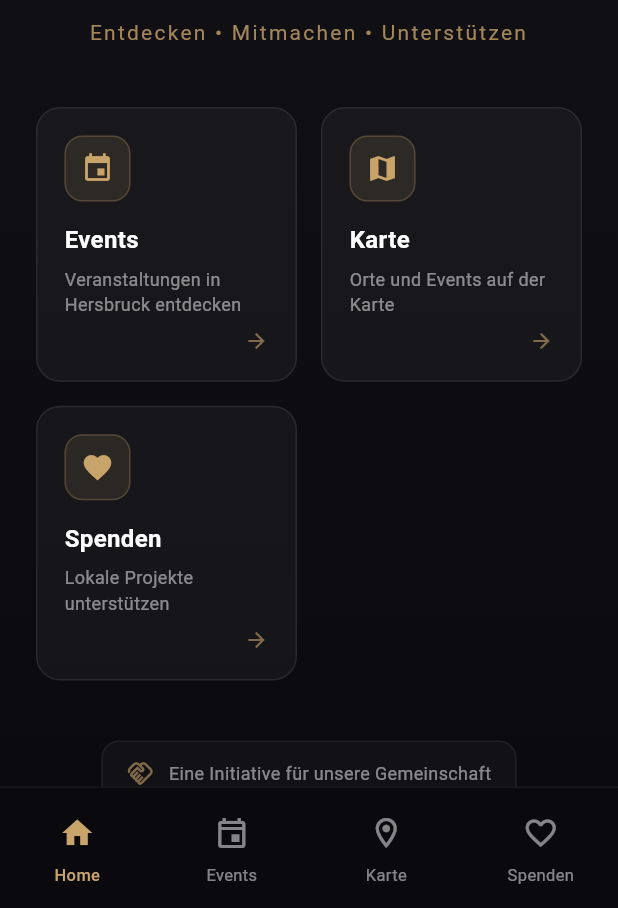
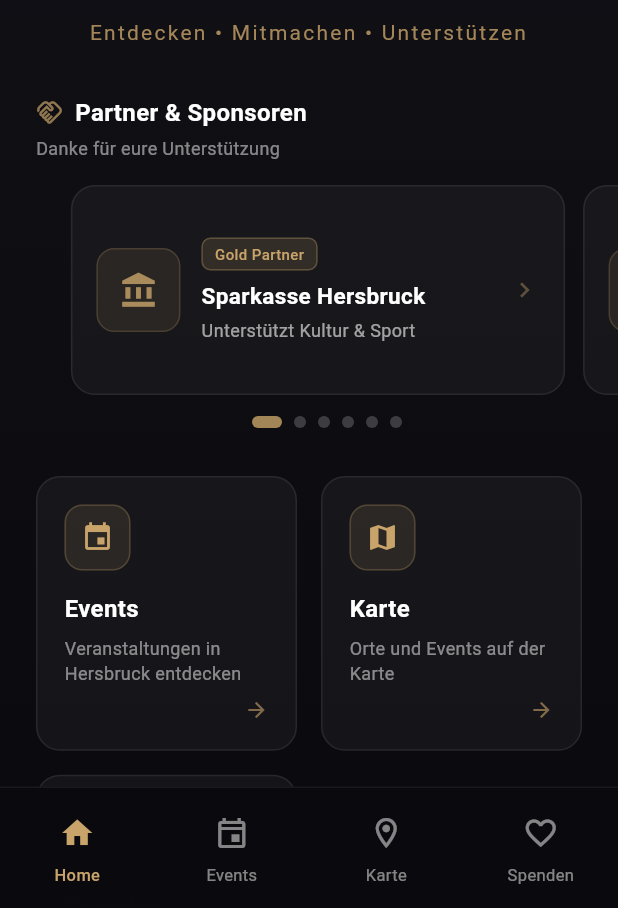
Before and after one commit to Avaron165/hersbruck_together, a Flutter app: the screen it shows after launch, on a phone screen of 412 x 824 dp, the part 328-1236 px from its top. Run offline on Flutter 3.47's test engine with Material 3 defaults, Android fonts, the phone set to English and light mode, and no system bars; our stand-ins replace flutter_map, latlong2.

Commit message:
feat: add premium sponsor carousel to Start Page
- Create Sponsor model with tier enum (Gold Partner, Partner, Förderer)
- Add 6 demo sponsors with icons, taglines, and descriptions
- Create SponsorCarousel widget with:
  - Horizontal PageView with 88% viewport fraction (next card peek)
  - Animated pagination dots with gold accent
  - Glass/outline card styling consistent with app theme
  - Tier badges with gold styling for Gold Partners
- Add sponsor detail bottom sheet modal on tap
- Place carousel prominently below header on Start Page
- Section header: "Partner & Sponsoren" with subtitle

https://claude.ai/code/session_014eH28KmCkrcKcGwXnCTFem

```diff
--- /dev/null
+++ b/lib/features/start/models/sponsor.dart
@@ -0,0 +1,96 @@
+import 'package:flutter/material.dart';
+
+enum SponsorTier {
+  gold,
+  partner,
+  supporter,
+}
+
+class Sponsor {
+  final String id;
+  final String name;
+  final String tagline;
+  final SponsorTier tier;
+  final String description;
+  final IconData icon;
+  final String? imageUrl;
+
+  const Sponsor({
+    required this.id,
+    required this.name,
+    required this.tagline,
+    required this.tier,
+    required this.description,
+    required this.icon,
+    this.imageUrl,
+  });
+
+  String get tierLabel {
+    switch (tier) {
+      case SponsorTier.gold:
+        return 'Gold Partner';
+      case SponsorTier.partner:
+        return 'Partner';
+      case SponsorTier.supporter:
+        return 'Förderer';
+    }
+  }
+}
+
+/// Demo sponsors for the carousel
+final List<Sponsor> demoSponsors = [
+  const Sponsor(
+    id: '1',
+    name: 'Sparkasse Hersbruck',
+    tagline: 'Unterstützt Kultur & Sport',
+    tier: SponsorTier.gold,
+    description:
+        'Die Sparkasse Hersbruck engagiert sich seit vielen Jahren für das kulturelle und sportliche Leben in unserer Region. Als verlässlicher Partner fördern wir lokale Vereine und Initiativen.',
+    icon: Icons.account_balance,
+  ),
+  const Sponsor(
+    id: '2',
+    name: 'Bäckerei Schmidt',
+    tagline: 'Tradition seit 1923',
+    tier: SponsorTier.partner,
+    description:
+        'Handwerkliche Backkunst aus Hersbruck. Wir backen mit Liebe und regionalen Zutaten für unsere Gemeinschaft.',
+    icon: Icons.bakery_dining,
+  ),
+  const Sponsor(
+    id: '3',
+    name: 'Café am Markt',
+    tagline: 'Ihr Treffpunkt in der Altstadt',
+    tier: SponsorTier.partner,
+    description:
+        'Genießen Sie Kaffee und hausgemachte Kuchen mit Blick auf den historischen Marktplatz. Ein Ort der Begegnung.',
+    icon: Icons.local_cafe,
+  ),
+  const Sponsor(
+    id: '4',
+    name: 'Autohaus Müller',
+    tagline: 'Mobilität für die Region',
+    tier: SponsorTier.gold,
+    description:
+        'Seit über 40 Jahren Ihr kompetenter Partner für Fahrzeuge aller Art. Service, Beratung und Zuverlässigkeit.',
+    icon: Icons.directions_car,
+  ),
+  const Sponsor(
+    id: '5',
+    name: 'Physio Vital',
+    tagline: 'Gesundheit & Wohlbefinden',
+    tier: SponsorTier.supporter,
+    description:
+        'Physiotherapie und Wellness im Herzen von Hersbruck. Wir bringen Sie wieder in Bewegung.',
+    icon: Icons.spa,
+  ),
+  const Sponsor(
+    id: '6',
+    name: 'Brauerei Fränkisch',
+    tagline: 'Bierkultur aus der Heimat',
+    tier: SponsorTier.partner,
+    description:
+        'Fränkische Brautradition trifft auf moderne Kreativität. Unsere Biere werden mit Liebe und nach altem Rezept gebraut.',
+    icon: Icons.sports_bar,
+  ),
+];
--- a/lib/features/start/start_page.dart
+++ b/lib/features/start/start_page.dart
@@ -1,9 +1,11 @@
 import 'package:flutter/material.dart';
 import 'package:hersbruck_together/app/theme.dart';
+import 'package:hersbruck_together/features/start/models/sponsor.dart';
 import 'package:hersbruck_together/features/start/widgets/feature_tile.dart';
+import 'package:hersbruck_together/features/start/widgets/sponsor_carousel.dart';
 
 /// Start Page content widget - used as the Home tab in the main shell.
-/// Displays app branding, logo, and navigation tiles to other tabs.
+/// Displays app branding, logo, sponsor carousel, and navigation tiles.
 class StartPageContent extends StatelessWidget {
   final void Function(int tabIndex) onSelectTab;
 
@@ -16,16 +18,26 @@ class StartPageContent extends StatelessWidget {
   Widget build(BuildContext context) {
     return CustomScrollView(
       slivers: [
+        // Header with logo and title
         SliverToBoxAdapter(
           child: Padding(
             padding: const EdgeInsets.fromLTRB(24, 48, 24, 0),
             child: _buildHeader(),
           ),
         ),
+        // Sponsor carousel
+        SliverToBoxAdapter(
+          child: Padding(
+            padding: const EdgeInsets.fromLTRB(24, 32, 0, 0),
+            child: SponsorCarousel(sponsors: demoSponsors),
+          ),
+        ),
+        // Navigation tiles
         SliverPadding(
-          padding: const EdgeInsets.fromLTRB(24, 40, 24, 40),
+          padding: const EdgeInsets.fromLTRB(24, 32, 24, 40),
           sliver: _buildTileGrid(),
         ),
+        // Footer
         SliverToBoxAdapter(
           child: Padding(
             padding: const EdgeInsets.fromLTRB(24, 0, 24, 100),
--- /dev/null
+++ b/lib/features/start/widgets/sponsor_carousel.dart
@@ -0,0 +1,413 @@
+import 'package:flutter/material.dart';
+import 'package:hersbruck_together/app/theme.dart';
+import 'package:hersbruck_together/features/start/models/sponsor.dart';
+
+/// Premium sponsor carousel with horizontal paging and pagination dots.
+class SponsorCarousel extends StatefulWidget {
+  final List<Sponsor> sponsors;
+
+  const SponsorCarousel({
+    super.key,
+    required this.sponsors,
+  });
+
+  @override
+  State<SponsorCarousel> createState() => _SponsorCarouselState();
+}
+
+class _SponsorCarouselState extends State<SponsorCarousel> {
+  late final PageController _pageController;
+  int _currentPage = 0;
+
+  @override
+  void initState() {
+    super.initState();
+    _pageController = PageController(viewportFraction: 0.88);
+  }
+
+  @override
+  void dispose() {
+    _pageController.dispose();
+    super.dispose();
+  }
+
+  void _showSponsorDetail(BuildContext context, Sponsor sponsor) {
+    showModalBottomSheet<void>(
+      context: context,
+      backgroundColor: Colors.transparent,
+      isScrollControlled: true,
+      builder: (context) => _SponsorDetailSheet(sponsor: sponsor),
+    );
+  }
+
+  @override
+  Widget build(BuildContext context) {
+    return Column(
+      crossAxisAlignment: CrossAxisAlignment.start,
+      children: [
+        // Section header
+        _buildSectionHeader(),
+        const SizedBox(height: 16),
+        // Carousel
+        SizedBox(
+          height: 140,
+          child: PageView.builder(
+            controller: _pageController,
+            onPageChanged: (index) {
+              setState(() {
+                _currentPage = index;
+              });
+            },
+            itemCount: widget.sponsors.length,
+            itemBuilder: (context, index) {
+              return Padding(
+                padding: const EdgeInsets.only(right: 12),
+                child: _SponsorCard(
+                  sponsor: widget.sponsors[index],
+                  onTap: () => _showSponsorDetail(context, widget.sponsors[index]),
+                ),
+              );
+            },
+          ),
+        ),
+        const SizedBox(height: 14),
+        // Pagination dots
+        _buildPaginationDots(),
+      ],
+    );
+  }
+
+  Widget _buildSectionHeader() {
+    return Column(
+      crossAxisAlignment: CrossAxisAlignment.start,
+      children: [
+        Row(
+          children: [
+            Icon(
+              Icons.handshake_outlined,
+              size: 18,
+              color: goldAccent.withValues(alpha: 0.7),
+            ),
+            const SizedBox(width: 8),
+            const Text(
+              'Partner & Sponsoren',
+              style: TextStyle(
+                fontSize: 16,
+                fontWeight: FontWeight.w600,
+                color: Colors.white,
+              ),
+            ),
+          ],
+        ),
+        const SizedBox(height: 4),
+        Text(
+          'Danke für eure Unterstützung',
+          style: TextStyle(
+            fontSize: 12,
+            color: Colors.white.withValues(alpha: 0.5),
+          ),
+        ),
+      ],
+    );
+  }
+
+  Widget _buildPaginationDots() {
+    return Row(
+      mainAxisAlignment: MainAxisAlignment.center,
+      children: List.generate(
+        widget.sponsors.length,
+        (index) => AnimatedContainer(
+          duration: const Duration(milliseconds: 200),
+          margin: const EdgeInsets.symmetric(horizontal: 4),
+          width: _currentPage == index ? 20 : 8,
+          height: 8,
+          decoration: BoxDecoration(
+            borderRadius: BorderRadius.circular(4),
+            color: _currentPage == index
+                ? goldAccent.withValues(alpha: 0.8)
+                : Colors.white.withValues(alpha: 0.2),
+          ),
+        ),
+      ),
+    );
+  }
+}
+
+/// Individual sponsor card with glass/outline styling.
+class _SponsorCard extends StatelessWidget {
+  final Sponsor sponsor;
+  final VoidCallback onTap;
+
+  const _SponsorCard({
+    required this.sponsor,
+    required this.onTap,
+  });
+
+  @override
+  Widget build(BuildContext context) {
+    return Material(
+      color: Colors.transparent,
+      child: InkWell(
+        onTap: onTap,
+        borderRadius: BorderRadius.circular(16),
+        splashColor: goldAccent.withValues(alpha: 0.1),
+        highlightColor: goldAccent.withValues(alpha: 0.05),
+        child: Container(
+          padding: const EdgeInsets.all(16),
+          decoration: BoxDecoration(
+            borderRadius: BorderRadius.circular(16),
+            color: Colors.white.withValues(alpha: 0.04),
+            border: Border.all(
+              color: Colors.white.withValues(alpha: 0.08),
+              width: 1,
+            ),
+          ),
+          child: Row(
+            children: [
+              // Logo/icon area
+              _buildLogoArea(),
+              const SizedBox(width: 14),
+              // Content
+              Expanded(
+                child: Column(
+                  crossAxisAlignment: CrossAxisAlignment.start,
+                  mainAxisAlignment: MainAxisAlignment.center,
+                  children: [
+                    // Tier badge
+                    _buildTierBadge(),
+                    const SizedBox(height: 6),
+                    // Sponsor name
+                    Text(
+                      sponsor.name,
+                      style: const TextStyle(
+                        fontSize: 15,
+                        fontWeight: FontWeight.w600,
+                        color: Colors.white,
+                      ),
+                      maxLines: 1,
+                      overflow: TextOverflow.ellipsis,
+                    ),
+                    const SizedBox(height: 4),
+                    // Tagline
+                    Text(
+                      sponsor.tagline,
+                      style: TextStyle(
+                        fontSize: 12,
+                        color: Colors.white.withValues(alpha: 0.6),
+                      ),
+                      maxLines: 2,
+                      overflow: TextOverflow.ellipsis,
+                    ),
+                  ],
+                ),
+              ),
+              // Arrow hint
+              Icon(
+                Icons.chevron_right,
+                size: 20,
+                color: goldAccent.withValues(alpha: 0.4),
+              ),
+            ],
+          ),
+        ),
+      ),
+    );
+  }
+
+  Widget _buildLogoArea() {
+    return Container(
+      width: 56,
+      height: 56,
+      decoration: BoxDecoration(
+        borderRadius: BorderRadius.circular(12),
+        color: goldAccent.withValues(alpha: 0.1),
+        border: Border.all(
+          color: goldAccent.withValues(alpha: 0.2),
+          width: 1,
+        ),
+      ),
+      child: Icon(
+        sponsor.icon,
+        size: 26,
+        color: goldAccent.withValues(alpha: 0.8),
+      ),
+    );
+  }
+
+  Widget _buildTierBadge() {
+    final isGold = sponsor.tier == SponsorTier.gold;
+    return Container(
+      padding: const EdgeInsets.symmetric(horizontal: 8, vertical: 3),
+      decoration: BoxDecoration(
+        borderRadius: BorderRadius.circular(6),
+        color: isGold
+            ? goldAccent.withValues(alpha: 0.15)
+            : Colors.white.withValues(alpha: 0.06),
+        border: Border.all(
+          color: isGold
+              ? goldAccent.withValues(alpha: 0.3)
+              : Colors.white.withValues(alpha: 0.1),
+          width: 1,
+        ),
+      ),
+      child: Text(
+        sponsor.tierLabel,
+        style: TextStyle(
+          fontSize: 10,
+          fontWeight: FontWeight.w500,
+          color: isGold ? goldAccent : Colors.white.withValues(alpha: 0.6),
+        ),
+      ),
+    );
+  }
+}
+
+/// Bottom sheet for sponsor details.
+class _SponsorDetailSheet extends StatelessWidget {
+  final Sponsor sponsor;
+
+  const _SponsorDetailSheet({required this.sponsor});
+
+  @override
+  Widget build(BuildContext context) {
+    return Container(
+      margin: const EdgeInsets.all(16),
+      decoration: BoxDecoration(
+        borderRadius: BorderRadius.circular(24),
+        color: const Color(0xFF1a1a1e),
+        border: Border.all(
+          color: Colors.white.withValues(alpha: 0.1),
+          width: 1,
+        ),
+      ),
+      child: Column(
+        mainAxisSize: MainAxisSize.min,
+        children: [
+          // Handle bar
+          Container(
+            margin: const EdgeInsets.only(top: 12),
+            width: 40,
+            height: 4,
+            decoration: BoxDecoration(
+              borderRadius: BorderRadius.circular(2),
+              color: Colors.white.withValues(alpha: 0.2),
+            ),
+          ),
+          Padding(
+            padding: const EdgeInsets.all(24),
+            child: Column(
+              children: [
+                // Logo
+                Container(
+                  width: 72,
+                  height: 72,
+                  decoration: BoxDecoration(
+                    borderRadius: BorderRadius.circular(16),
+                    color: goldAccent.withValues(alpha: 0.12),
+                    border: Border.all(
+                      color: goldAccent.withValues(alpha: 0.25),
+                      width: 1.5,
+                    ),
+                  ),
+                  child: Icon(
+                    sponsor.icon,
+                    size: 34,
+                    color: goldAccent,
+                  ),
+                ),
+                const SizedBox(height: 16),
+                // Tier badge
+                _buildTierBadge(),
+                const SizedBox(height: 12),
+                // Name
+                Text(
+                  sponsor.name,
+                  style: const TextStyle(
+                    fontSize: 20,
+                    fontWeight: FontWeight.bold,
+                    color: Colors.white,
+                  ),
+                  textAlign: TextAlign.center,
+                ),
+                const SizedBox(height: 6),
+                // Tagline
+                Text(
+                  sponsor.tagline,
+                  style: TextStyle(
+                    fontSize: 14,
+                    color: goldAccent.withValues(alpha: 0.8),
+                  ),
+                  textAlign: TextAlign.center,
+                ),
+                const SizedBox(height: 16),
+                // Description
+                Text(
+                  sponsor.description,
+                  style: TextStyle(
+                    fontSize: 14,
+                    height: 1.5,
+                    color: Colors.white.withValues(alpha: 0.7),
+                  ),
+                  textAlign: TextAlign.center,
+                ),
+                const SizedBox(height: 24),
+                // Close button
+                SizedBox(
+                  width: double.infinity,
+                  child: TextButton(
+                    onPressed: () => Navigator.of(context).pop(),
+                    style: TextButton.styleFrom(
+                      padding: const EdgeInsets.symmetric(vertical: 14),
+                      backgroundColor: Colors.white.withValues(alpha: 0.06),
+                      shape: RoundedRectangleBorder(
+                        borderRadius: BorderRadius.circular(12),
+                        side: BorderSide(
+                          color: Colors.white.withValues(alpha: 0.1),
+                        ),
+                      ),
+                    ),
+                    child: Text(
+                      'Schließen',
+                      style: TextStyle(
+                        fontSize: 14,
+                        fontWeight: FontWeight.w500,
+                        color: Colors.white.withValues(alpha: 0.8),
+                      ),
+                    ),
+                  ),
+                ),
+              ],
+            ),
+          ),
+        ],
+      ),
+    );
+  }
+
+  Widget _buildTierBadge() {
+    final isGold = sponsor.tier == SponsorTier.gold;
+    return Container(
+      padding: const EdgeInsets.symmetric(horizontal: 12, vertical: 5),
+      decoration: BoxDecoration(
+        borderRadius: BorderRadius.circular(8),
+        color: isGold
+            ? goldAccent.withValues(alpha: 0.15)
+            : Colors.white.withValues(alpha: 0.06),
+        border: Border.all(
+          color: isGold
+              ? goldAccent.withValues(alpha: 0.3)
+              : Colors.white.withValues(alpha: 0.1),
+          width: 1,
+        ),
+      ),
+      child: Text(
+        sponsor.tierLabel,
+        style: TextStyle(
+          fontSize: 11,
+          fontWeight: FontWeight.w500,
+          color: isGold ? goldAccent : Colors.white.withValues(alpha: 0.6),
+        ),
+      ),
+    );
+  }
+}
```
